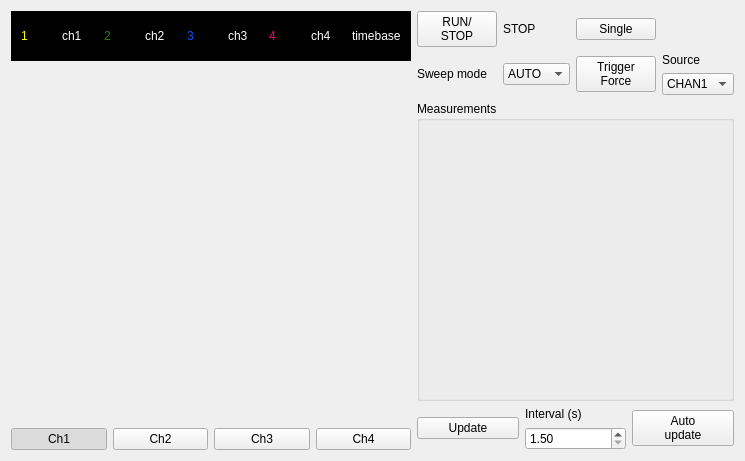
snu-quiqcl/Verdin_Log, file TDS220/OscilloscopeWidgetUI_v1_02.ui: the form before one commit.
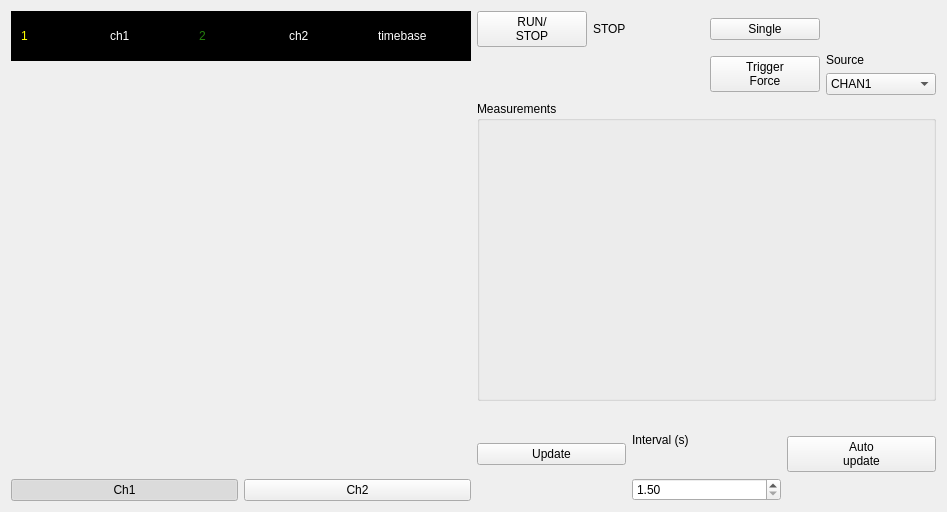
The form after the commit.

Diff of the .ui file:
```diff
--- a/TDS220/OscilloscopeWidgetUI_v1_02.ui
+++ b/TDS220/OscilloscopeWidgetUI_v1_02.ui
@@ -6,8 +6,8 @@
    <rect>
     <x>0</x>
     <y>0</y>
-    <width>730</width>
-    <height>452</height>
+    <width>947</width>
+    <height>512</height>
    </rect>
   </property>
   <property name="windowTitle">
@@ -134,52 +134,6 @@
           </property>
          </widget>
         </item>
-        <item>
-         <widget class="QLabel" name="ch3Label">
-          <property name="styleSheet">
-           <string notr="true">color: rgb(0, 85, 255);</string>
-          </property>
-          <property name="text">
-           <string>3</string>
-          </property>
-          <property name="textFormat">
-           <enum>Qt::AutoText</enum>
-          </property>
-         </widget>
-        </item>
-        <item>
-         <widget class="QLabel" name="ch3Y">
-          <property name="styleSheet">
-           <string notr="true">color: rgb(255, 255, 255);</string>
-          </property>
-          <property name="text">
-           <string>ch3</string>
-          </property>
-         </widget>
-        </item>
-        <item>
-         <widget class="QLabel" name="ch4Label">
-          <property name="styleSheet">
-           <string notr="true">color: rgb(255, 0, 127);</string>
-          </property>
-          <property name="text">
-           <string>4</string>
-          </property>
-          <property name="textFormat">
-           <enum>Qt::AutoText</enum>
-          </property>
-         </widget>
-        </item>
-        <item>
-         <widget class="QLabel" name="ch4Y">
-          <property name="styleSheet">
-           <string notr="true">color: rgb(255, 255, 255);</string>
-          </property>
-          <property name="text">
-           <string>ch4</string>
-          </property>
-         </widget>
-        </item>
         <item>
          <widget class="QLabel" name="timebase">
           <property name="enabled">
@@ -243,26 +197,6 @@
          </property>
         </widget>
        </item>
-       <item>
-        <widget class="QPushButton" name="pushButton_Ch3">
-         <property name="text">
-          <string>Ch3</string>
-         </property>
-         <property name="checkable">
-          <bool>true</bool>
-         </property>
-        </widget>
-       </item>
-       <item>
-        <widget class="QPushButton" name="pushButton_Ch4">
-         <property name="text">
-          <string>Ch4</string>
-         </property>
-         <property name="checkable">
-          <bool>true</bool>
-         </property>
-        </widget>
-       </item>
       </layout>
      </item>
     </layout>
@@ -377,15 +311,7 @@
       </widget>
      </item>
      <item row="1" column="0">
-      <layout class="QVBoxLayout" name="verticalLayout_2">
-       <item>
-        <widget class="QLabel" name="label_3">
-         <property name="text">
-          <string>Sweep mode</string>
-         </property>
-        </widget>
-       </item>
-      </layout>
+      <layout class="QVBoxLayout" name="verticalLayout_2"/>
      </item>
      <item row="1" column="2">
       <widget class="QPushButton" name="triggerForceButton">
@@ -395,20 +321,6 @@
        </property>
       </widget>
      </item>
-     <item row="1" column="1">
-      <widget class="QComboBox" name="sweepModeComboBox">
-       <item>
-        <property name="text">
-         <string>AUTO</string>
-        </property>
-       </item>
-       <item>
-        <property name="text">
-         <string>NORM</string>
-        </property>
-       </item>
-      </widget>
-     </item>
     </layout>
    </item>
   </layout>
```
Left out of the diff: 50 changed lines with no effect on the pictures.
